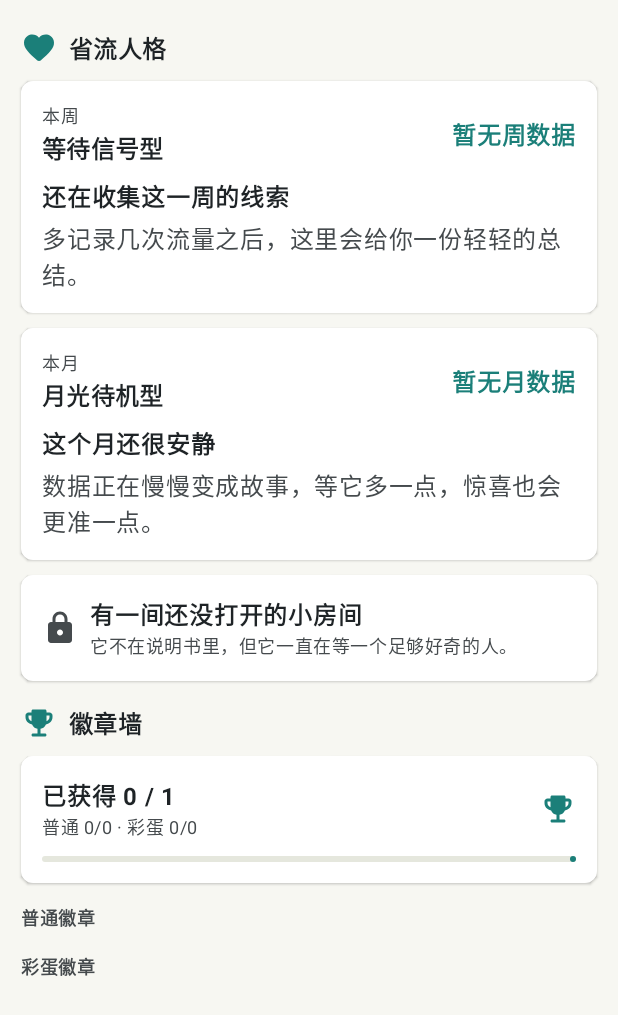
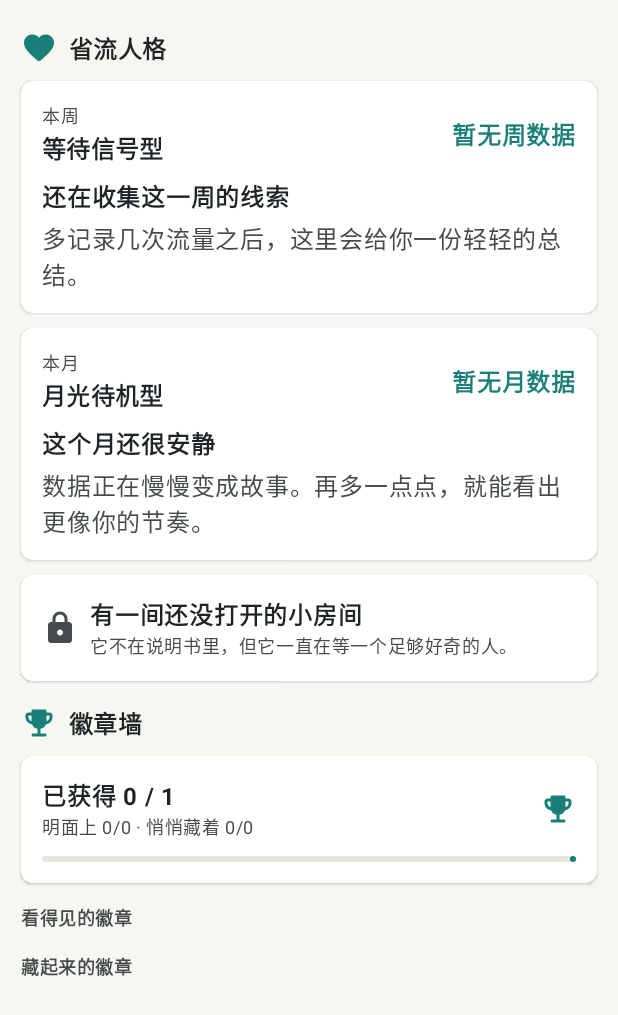
Before and after one commit to yhbshishuaige/TrafficWatchAPP, an Android app built with Jetpack Compose: the composable SurpriseTab shown on its own in the app's theme, on a phone screen of 412 x 824 dp. Shown: the top 1015 px of the screen. Run offline under Robolectric (Android 15) with nearby library versions, the light colour scheme and no system bars; libraries missing offline, so code that uses them is left out: androidx.lifecycle.viewmodel.

Commit message:
仅仅是文字上的修改

```diff
--- a/app/src/main/java/com/loo/trafficwatch/MainActivity.kt
+++ b/app/src/main/java/com/loo/trafficwatch/MainActivity.kt
@@ -250,7 +250,7 @@ private fun TrafficApp(
         TabSpec("总览", Icons.Rounded.PieChartIcon),
         TabSpec("App", Icons.AutoMirrored.Rounded.ListIcon),
         TabSpec("趋势", Icons.Rounded.TimelineIcon),
-        TabSpec("惊喜", Icons.Rounded.AutoAwesomeIcon),
+        TabSpec("足迹", Icons.Rounded.AutoAwesomeIcon),
         TabSpec("设置", Icons.Rounded.SettingsIcon),
     )
     val pagerState = rememberPagerState(pageCount = { tabs.size })
@@ -772,11 +772,11 @@ private fun SurpriseTab(
         SectionHeader("徽章墙", Icons.Rounded.EmojiEventsIcon)
         BadgeProgressCard(surprise)
         BadgeSection(
-            title = "普通徽章",
+            title = "看得见的徽章",
             badges = surprise.badges.filter { it.definition.kind == BadgeKind.NORMAL },
         )
         BadgeSection(
-            title = "彩蛋徽章",
+            title = "藏起来的徽章",
             badges = surprise.badges.filter { it.definition.kind == BadgeKind.EASTER_EGG },
         )
     }
@@ -906,7 +906,7 @@ private fun BadgeProgressCard(surprise: SurpriseUiState) {
             Column(Modifier.weight(1f)) {
                 Text("已获得 $unlocked / $total", fontWeight = FontWeight.Bold)
                 Text(
-                    text = "普通 ${surprise.unlockedNormalCount}/${surprise.normalCount} · 彩蛋 ${surprise.unlockedEasterEggCount}/${surprise.easterEggCount}",
+                    text = "明面上 ${surprise.unlockedNormalCount}/${surprise.normalCount} · 悄悄藏着 ${surprise.unlockedEasterEggCount}/${surprise.easterEggCount}",
                     color = MaterialTheme.colorScheme.onSurfaceVariant,
                     style = MaterialTheme.typography.bodySmall,
                 )
@@ -969,14 +969,14 @@ private fun BadgeCard(badge: BadgeState) {
             Spacer(Modifier.width(10.dp))
             Column(Modifier.weight(1f)) {
                 Text(
-                    text = if (isSecretLocked) "未发现的惊喜" else badge.definition.title,
+                    text = if (isSecretLocked) "还藏着一枚徽章" else badge.definition.title,
                     fontWeight = FontWeight.Bold,
                     maxLines = 1,
                     overflow = TextOverflow.Ellipsis,
                 )
                 Text(
                     text = if (isSecretLocked) {
-                        "某个温柔时刻会把它点亮。"
+                        "等到刚好的时刻，它会自己亮起来。"
                     } else if (badge.unlocked) {
                         badge.definition.description
                     } else {
--- a/app/src/main/java/com/loo/trafficwatch/surprise/SurpriseRepository.kt
+++ b/app/src/main/java/com/loo/trafficwatch/surprise/SurpriseRepository.kt
@@ -69,7 +69,7 @@ data class SurpriseUiState(
     val monthlyPersonality: FlowPersonality = FlowPersonality(
         title = "月光待机型",
         subtitle = "这个月还很安静",
-        body = "数据正在慢慢变成故事，等它多一点，惊喜也会更准一点。",
+        body = "数据正在慢慢变成故事。再多一点点，就能看出更像你的节奏。",
         highlight = "暂无月数据",
     ),
     val specialMoment: SpecialMoment? = null,
@@ -538,7 +538,7 @@ private object BadgeCatalog {
         BadgeDefinition(
             id = "friday_breeze",
             title = "周五晚风",
-            description = "周五夜晚打开惊喜页，像给这周按下一个轻轻的句号。",
+            description = "周五夜晚来到这里，像给这周按下一个轻轻的句号。",
             requirement = "？？？",
             kind = BadgeKind.EASTER_EGG,
         ),
@@ -552,7 +552,7 @@ private object BadgeCatalog {
         BadgeDefinition(
             id = "night_listener",
             title = "夜里也有人听见",
-            description = "深夜打开惊喜页时，流量观察给你留了一盏小灯。",
+            description = "深夜来到这里时，流量观察给你留了一盏小灯。",
             requirement = "？？？",
             kind = BadgeKind.EASTER_EGG,
         ),
```
